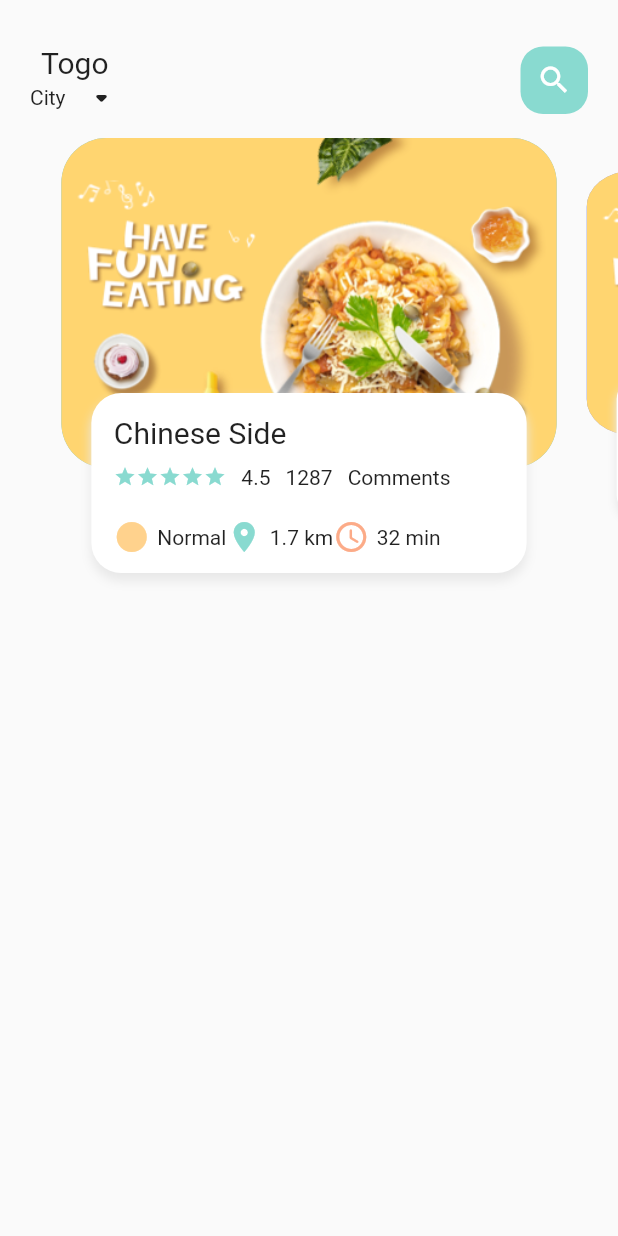
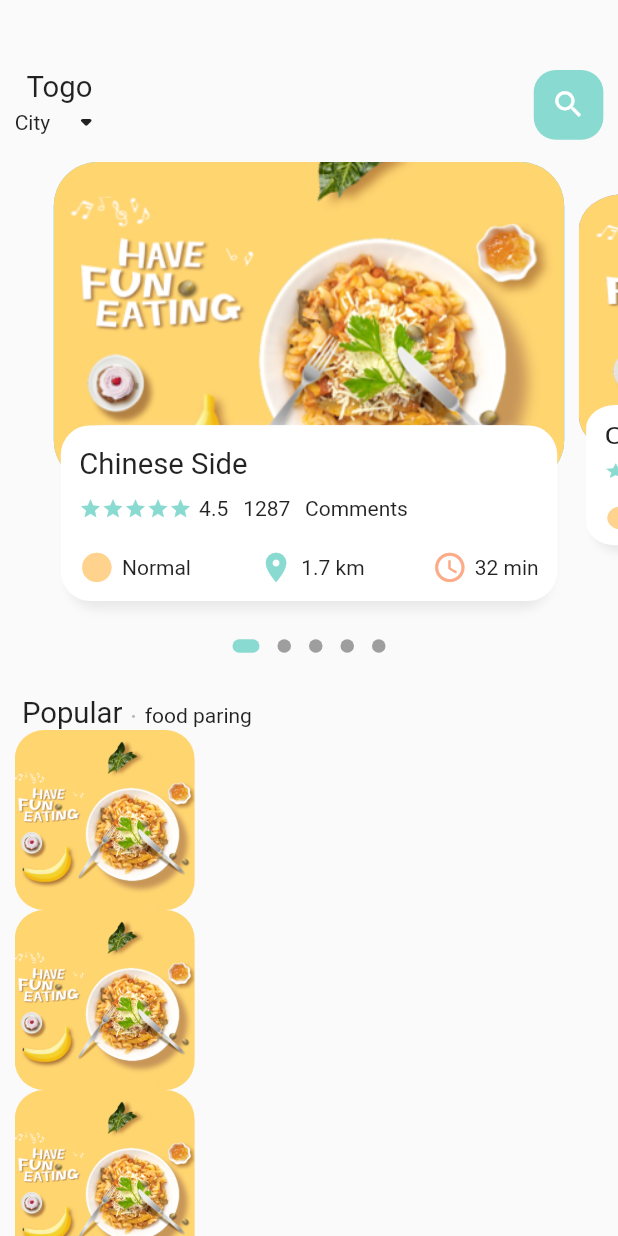
Before and after one commit to kiboMarcel/food_delivery, a Flutter app: the screen it shows after launch, on a phone screen of 412 x 824 dp. Run offline on Flutter 3.47's test engine with Material 2 defaults, Android fonts, the phone set to English and light mode, and no system bars; drawn by our look-alikes of dots_indicator; our stand-ins replace get; Roboto replaces fonts that are missing (Poppin).

Commit message:
home_screen_body

```diff
--- a/lib/main.dart
+++ b/lib/main.dart
@@ -1,4 +1,5 @@
 import 'package:flutter/material.dart';
+import 'package:get/get.dart';
 
 import 'presentations/screens/main_food_screen.dart';
 
@@ -12,7 +13,7 @@ class MyApp extends StatelessWidget {
   // This widget is the root of your application.
   @override
   Widget build(BuildContext context) {
-    return MaterialApp(
+    return GetMaterialApp(
       debugShowCheckedModeBanner: false,
       title: 'Flutter Demo',
       theme: ThemeData(
--- a/lib/presentations/pages/food_page_body.dart
+++ b/lib/presentations/pages/food_page_body.dart
@@ -1,7 +1,9 @@
+import 'package:dots_indicator/dots_indicator.dart';
 import 'package:flutter/material.dart';
 import 'package:food_delivery/presentations/widgets/big_text.dart';
 import 'package:food_delivery/presentations/widgets/icon_and_text_widget.dart';
 import 'package:food_delivery/utils/colors.dart';
+import 'package:food_delivery/utils/dimensions.dart';
 
 class FoodPageBody extends StatefulWidget {
   const FoodPageBody({Key? key}) : super(key: key);
@@ -14,7 +16,7 @@ class _FoodPageBodyState extends State<FoodPageBody> {
   final PageController _pageController = PageController(viewportFraction: 0.85);
   var _currPageValue = 0.0;
   final double _scaleFactor = 0.8;
-  final double _height = 220;
+  final double _height = Dimensions.pageViewContainer;
 
   @override
   void initState() {
@@ -34,15 +36,89 @@ class _FoodPageBodyState extends State<FoodPageBody> {
 
   @override
   Widget build(BuildContext context) {
-    return Container(
+    return Column(
+      children: [
+        //Slider Section
+        Container(
           //color: Colors.redAccent,
-      height: 320,
+          height: Dimensions.pageView,
           child: PageView.builder(
               controller: _pageController,
               itemCount: 5,
               itemBuilder: (context, index) {
                 return _buildPageItem(index);
               }),
+        ),
+        //dot
+        DotsIndicator(
+          dotsCount: 5,
+          position: _currPageValue,
+          decorator: DotsDecorator(
+            activeColor: AppColors.mainColor,
+            size: const Size.square(9.0),
+            activeSize: const Size(18.0, 9.0),
+            activeShape: RoundedRectangleBorder(
+                borderRadius: BorderRadius.circular(5.0)),
+          ),
+        ),
+
+        //Popular
+        SizedBox(
+          height: Dimensions.height30,
+        ),
+        Container(
+          margin: EdgeInsets.only(left: Dimensions.widtht30),
+          child: Row(crossAxisAlignment: CrossAxisAlignment.end, children: [
+            BigText(text: 'Popular'),
+            SizedBox(
+              width: Dimensions.width10,
+            ),
+            Container(
+              margin: EdgeInsets.only(bottom: 3),
+              child: BigText(
+                text: '.',
+                color: Colors.black26,
+              ),
+            ),
+            SizedBox(
+              width: Dimensions.width10,
+            ),
+            Container(
+              margin: EdgeInsets.only(bottom: 2),
+              child: Text('food paring'),
+            ),
+            //List of food and Images
+          ]),
+        ),
+
+        Container(
+          height: 700,
+          child: ListView.builder(
+              physics: NeverScrollableScrollPhysics(),
+              itemCount: 10,
+              itemBuilder: (context, index) {
+                return Container(
+                  margin: EdgeInsets.symmetric(horizontal: Dimensions.widtht20),
+                  child: Row(
+                    children: [
+                      Container(
+                        width: 120,
+                        height: 120,
+                        decoration: BoxDecoration(
+                          borderRadius:
+                              BorderRadius.circular(Dimensions.radius20),
+                          color: Colors.white38,
+                          image: DecorationImage(
+                              fit: BoxFit.cover,
+                              image: AssetImage('assets/images/food0.png')),
+                        ),
+                      )
+                    ],
+                  ),
+                );
+              }),
+        )
+      ],
     );
   }
 
@@ -76,9 +152,10 @@ class _FoodPageBodyState extends State<FoodPageBody> {
         children: [
           Container(
             height: _height,
-            margin: EdgeInsets.only(left: 10, right: 10),
+            margin: EdgeInsets.only(
+                left: Dimensions.width10, right: Dimensions.width10),
             decoration: BoxDecoration(
-                borderRadius: BorderRadius.circular(30),
+                borderRadius: BorderRadius.circular(Dimensions.radius30),
                 color: index.isEven ? Color(0xFF69c5df) : Color(0xFF9294cc),
                 image: DecorationImage(
                   fit: BoxFit.cover,
@@ -88,25 +165,40 @@ class _FoodPageBodyState extends State<FoodPageBody> {
           Align(
             alignment: Alignment.bottomCenter,
             child: Container(
-              height: 120,
-              margin: EdgeInsets.only(left: 30, right: 30, bottom: 30),
+              height: Dimensions.pageViewTextContainer,
+              margin: EdgeInsets.only(
+                  left: Dimensions.widtht30,
+                  right: Dimensions.widtht30,
+                  bottom: Dimensions.height30),
               decoration: BoxDecoration(
-                  borderRadius: BorderRadius.circular(20),
+                  borderRadius: BorderRadius.circular(Dimensions.radius20),
                   color: Colors.white,
                   boxShadow: [
                     BoxShadow(
                       color: Color(0xFFe8e8e8),
                       blurRadius: 5.0,
-                        offset: Offset(0, 5)),
+                      offset: Offset(0, 5),
+                    ),
+                    BoxShadow(
+                      color: Colors.white,
+                      offset: Offset(-5, 0),
+                    ),
+                    BoxShadow(
+                      color: Colors.white,
+                      offset: Offset(5, 0),
+                    ),
                   ]),
               child: Container(
-                padding: EdgeInsets.only(top: 15, left: 15, right: 15),
+                padding: EdgeInsets.only(
+                    top: Dimensions.height15,
+                    left: Dimensions.width15,
+                    right: Dimensions.width15),
                 child: Column(
                   crossAxisAlignment: CrossAxisAlignment.start,
                   children: [
                     BigText(text: "Chinese Side"),
                     SizedBox(
-                      height: 10,
+                      height: Dimensions.height10,
                     ),
                     Row(
                       children: [
@@ -119,20 +211,21 @@ class _FoodPageBodyState extends State<FoodPageBody> {
                             );
                           }),
                         ),
-                        SizedBox(width: 10),
+                        SizedBox(width: Dimensions.width10),
                         Text('4.5'),
                         SizedBox(
                           width: 10,
                         ),
                         Text('1287'),
-                        SizedBox(width: 10),
+                        SizedBox(width: Dimensions.widtht20),
                         Text('Comments'),
                       ],
                     ),
                     SizedBox(
-                      height: 20,
+                      height: Dimensions.height20,
                     ),
                     Row(
+                      mainAxisAlignment: MainAxisAlignment.spaceBetween,
                       children: [
                         IconAndTextWidget(
                             icon: Icons.circle_sharp,
--- a/lib/presentations/screens/main_food_screen.dart
+++ b/lib/presentations/screens/main_food_screen.dart
@@ -1,5 +1,6 @@
 import 'package:flutter/material.dart';
 import 'package:food_delivery/presentations/pages/food_page_body.dart';
+import 'package:food_delivery/utils/dimensions.dart';
 
 import '../../utils/colors.dart';
 import '../widgets/big_text.dart';
@@ -17,10 +18,13 @@ class _MainFoodScreenState extends State<MainFoodScreen> {
     return Scaffold(
       body: Column(
         children: [
+          //Showing the header
           Container(
             child: Container(
-              margin: EdgeInsets.only(top: 30, bottom: 15),
-              padding: EdgeInsets.only(left: 20, right: 20),
+              margin: EdgeInsets.only(
+                  top: Dimensions.height45, bottom: Dimensions.height15),
+              padding: EdgeInsets.only(
+                  left: Dimensions.widtht20, right: Dimensions.widtht20),
               child: Row(
                   mainAxisAlignment: MainAxisAlignment.spaceBetween,
                   children: [
@@ -42,21 +46,27 @@ class _MainFoodScreenState extends State<MainFoodScreen> {
                     ),
                     Center(
                       child: Container(
-                        width: 45,
-                        height: 45,
+                        width: Dimensions.height45,
+                        height: Dimensions.height45,
                         decoration: BoxDecoration(
-                            borderRadius: BorderRadius.circular(15),
+                            borderRadius:
+                                BorderRadius.circular(Dimensions.radius15),
                             color: AppColors.mainColor),
                         child: Icon(
                           Icons.search,
                           color: Colors.white,
+                          size: Dimensions.iconseSize24,
                         ),
                       ),
                     )
                   ]),
             ),
           ),
-          FoodPageBody(),
+          //Showing the body
+          Expanded(
+              child: SingleChildScrollView(
+            child: FoodPageBody(),
+          )),
         ],
       ),
     );
--- a/lib/presentations/widgets/big_text.dart
+++ b/lib/presentations/widgets/big_text.dart
@@ -1,4 +1,5 @@
 import 'package:flutter/material.dart';
+import 'package:food_delivery/utils/dimensions.dart';
 
 class BigText extends StatelessWidget {
   final Color? color;
@@ -11,7 +12,7 @@ class BigText extends StatelessWidget {
       this.color,
       required this.text,
       this.overFlow = TextOverflow.ellipsis,
-      this.size = 20})
+      this.size = 0})
       : super(key: key);
 
   @override
@@ -23,7 +24,7 @@ class BigText extends StatelessWidget {
           fontFamily: 'Poppin',
           color: color,
           fontWeight: FontWeight.w400,
-          fontSize: size),
+          fontSize: size == 0 ? Dimensions.font20 : size),
     );
   }
 }
--- a/lib/presentations/widgets/icon_and_text_widget.dart
+++ b/lib/presentations/widgets/icon_and_text_widget.dart
@@ -1,4 +1,5 @@
 import 'package:flutter/material.dart';
+import 'package:food_delivery/utils/dimensions.dart';
 
 class IconAndTextWidget extends StatelessWidget {
   final IconData icon;
@@ -15,7 +16,11 @@ class IconAndTextWidget extends StatelessWidget {
   Widget build(BuildContext context) {
     return Row(
       children: [
-        Icon(icon, color: iconColor),
+        Icon(
+          icon,
+          color: iconColor,
+          size: Dimensions.iconseSize24,
+        ),
         SizedBox(
           width: 5,
         ),
--- /dev/null
+++ b/lib/utils/dimensions.dart
@@ -0,0 +1,33 @@
+import 'package:get/get.dart';
+
+class Dimensions {
+  static double screenHeight = Get.context!.height;
+  static double screenWidth = Get.context!.width;
+
+  static double pageView = screenHeight / 2.64;
+  static double pageViewContainer = screenHeight / 3.84;
+  static double pageViewTextContainer = screenHeight / 7.04;
+
+  //Dynamic height padding and margin
+  static double height10 = screenHeight / 84.4;
+  static double height15 = screenHeight / 56.27;
+  static double height20 = screenHeight / 42.2;
+  static double height30 = screenHeight / 42.2;
+  static double height45 = screenHeight / 17.76;
+
+  //Dynamic width padding and margin
+  static double width10 = screenWidth / 84.4;
+  static double width15 = screenWidth / 56.27;
+  static double widtht20 = screenWidth / 42.2;
+  static double widtht30 = screenWidth / 28.13;
+
+  static double font20 = screenHeight / 42.2;
+
+  //Radius
+  static double radius15 = screenHeight / 56.27;
+  static double radius20 = screenHeight / 42.2;
+  static double radius30 = screenHeight / 28.13;
+
+  //Icon Size
+  static double iconseSize24 = screenHeight / 35.17;
+}
```
Also changed, not shown: pubspec.yaml (+4 -13 lines), pubspec.lock. Lines whose indentation alone changed are shown as unchanged.
